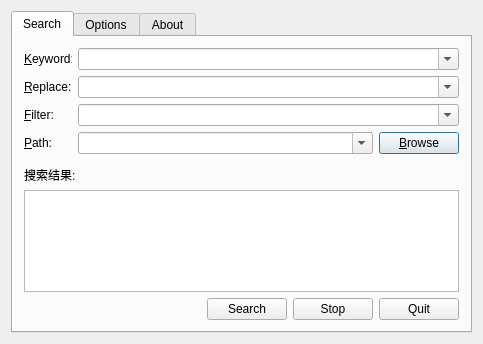
Above: searcherdialog.ui from caorr1980/StringSearcher before the change. Below: the same form after it.
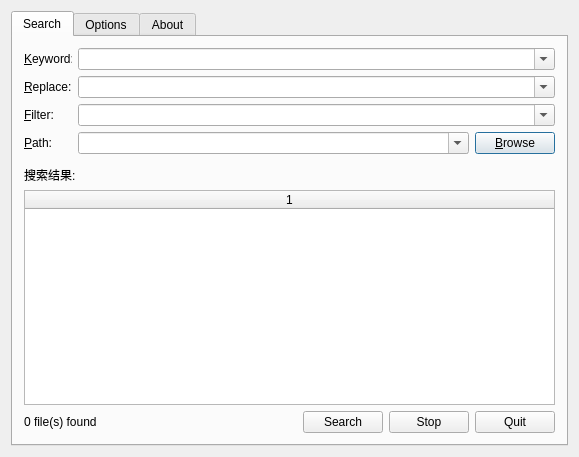
That is the form after the change.

Commit message: Implement QTableWidget and a warning Messagebox.

Diff of the .ui file:
```diff
--- a/searcherdialog.ui
+++ b/searcherdialog.ui
@@ -6,8 +6,8 @@
    <rect>
     <x>0</x>
     <y>0</y>
-    <width>483</width>
-    <height>344</height>
+    <width>579</width>
+    <height>457</height>
    </rect>
   </property>
   <property name="windowTitle">
@@ -266,10 +266,39 @@
          <property name="frameShape">
           <enum>QFrame::StyledPanel</enum>
          </property>
+         <property name="showGrid">
+          <bool>false</bool>
+         </property>
+         <property name="rowCount">
+          <number>0</number>
+         </property>
+         <property name="columnCount">
+          <number>1</number>
+         </property>
+         <attribute name="horizontalHeaderVisible">
+          <bool>true</bool>
+         </attribute>
+         <attribute name="horizontalHeaderCascadingSectionResizes">
+          <bool>false</bool>
+         </attribute>
+         <attribute name="horizontalHeaderStretchLastSection">
+          <bool>true</bool>
+         </attribute>
+         <attribute name="verticalHeaderVisible">
+          <bool>false</bool>
+         </attribute>
+         <column/>
         </widget>
        </item>
        <item>
         <layout class="QHBoxLayout" name="horizontalLayout">
+         <item>
+          <widget class="QLabel" name="LBL_number">
+           <property name="text">
+            <string>0 file(s) found</string>
+           </property>
+          </widget>
+         </item>
          <item>
           <spacer name="horizontalSpacer">
            <property name="orientation">
```
Left out of the diff: 3 changed lines with no effect on the pictures. The commit also changes 2 other files.
